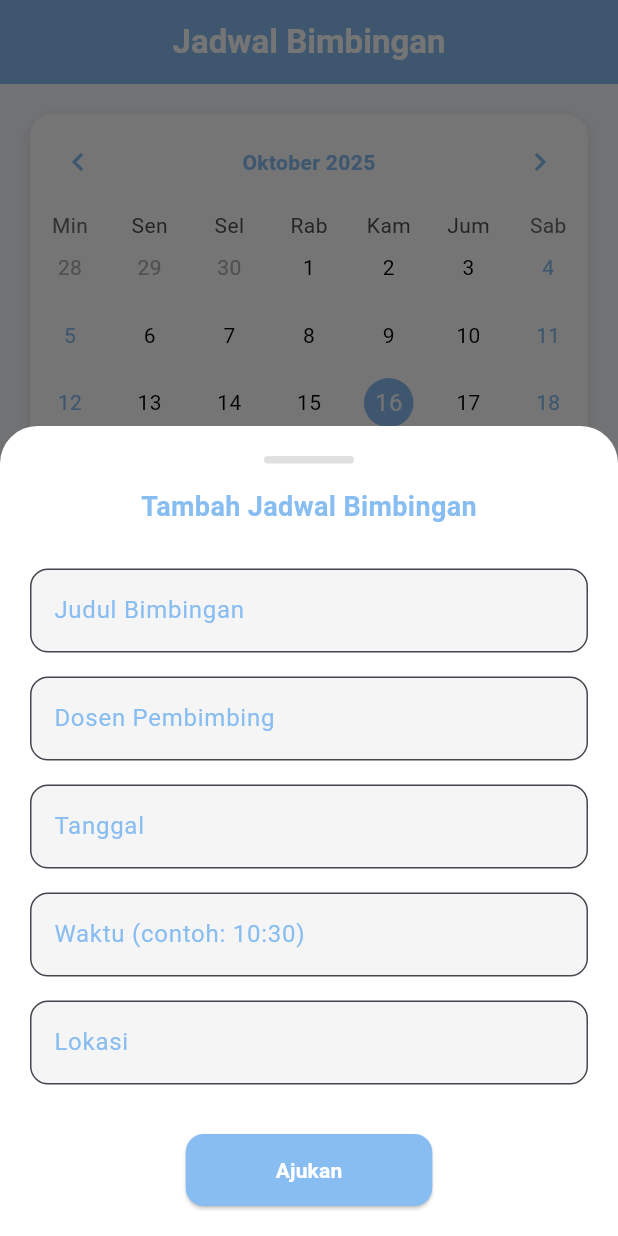
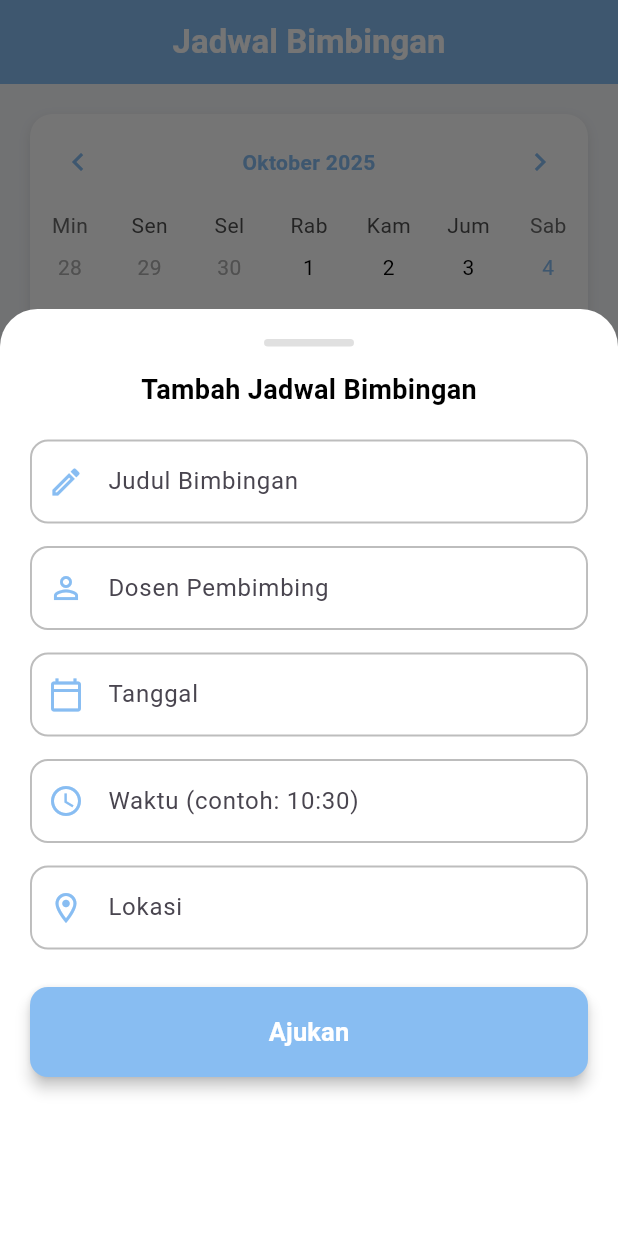
Before and after one commit to Mifrhmh-git/PBL-301-InTA-Mobile-Front-End, a Flutter app: the JadwalPage screen opened by its route, item 2 of the bottom bar chosen, after a tap on the "add" icon, on a phone screen of 412 x 824 dp. Run offline on Flutter 3.47's test engine with Material 3 defaults, Android fonts, the phone set to English and light mode, and no system bars; drawn by our look-alikes of table_calendar; our stand-ins replace get, google_fonts.

Commit message:
perbaikan modal tambah jadwal pada jadwal_page

```diff
--- a/lib/pages/jadwal_pages.dart
+++ b/lib/pages/jadwal_pages.dart
@@ -2,7 +2,6 @@ import 'package:flutter/material.dart';
 import 'package:get/get.dart';
 import 'package:table_calendar/table_calendar.dart';
 import 'package:intl/intl.dart';
-import 'package:intl/date_symbol_data_local.dart'; // ✅ untuk lokal tanggal
 import '../shared/shared.dart';
 import '../routes/app_pages.dart';
 
@@ -22,31 +21,41 @@ class _JadwalPageState extends State<JadwalPage> {
     });
   }
 
-  // === FORM CONTROLLER ===
   final TextEditingController _judulController = TextEditingController();
   final TextEditingController _dosenController = TextEditingController();
   final TextEditingController _tanggalController = TextEditingController();
   final TextEditingController _waktuController = TextEditingController();
   final TextEditingController _lokasiController = TextEditingController();
 
-  // === MODAL TAMBAH JADWAL ===
+  // === Modal Tambah Jadwal ===
   void _showTambahJadwalModal(BuildContext context) {
     showModalBottomSheet(
       context: context,
       isScrollControlled: true,
-      backgroundColor: Colors.white,
+      backgroundColor: Colors.transparent,
       shape: const RoundedRectangleBorder(
         borderRadius: BorderRadius.vertical(top: Radius.circular(25)),
       ),
       builder: (context) {
-        return Padding(
+        return DraggableScrollableSheet(
+          expand: false,
+          initialChildSize: 0.75,
+          minChildSize: 0.4,
+          maxChildSize: 0.95,
+          builder: (context, scrollController) {
+            return Container(
+              decoration: const BoxDecoration(
+                color: Colors.white,
+                borderRadius: BorderRadius.vertical(top: Radius.circular(25)),
+              ),
+              child: SingleChildScrollView(
+                controller: scrollController,
                 padding: EdgeInsets.only(
                   left: 20,
                   right: 20,
                   top: 20,
                   bottom: MediaQuery.of(context).viewInsets.bottom + 20,
                 ),
-          child: SingleChildScrollView(
                 child: Column(
                   children: [
                     Container(
@@ -58,25 +67,26 @@ class _JadwalPageState extends State<JadwalPage> {
                       ),
                     ),
                     const SizedBox(height: 16),
-                Text(
+                    const Text(
                       "Tambah Jadwal Bimbingan",
                       style: TextStyle(
-                    color: primaryColor,
+                        color: Colors.black, // 🖤 judul hitam
                         fontWeight: FontWeight.bold,
                         fontSize: 18,
                       ),
                     ),
                     const SizedBox(height: 20),
 
-                // === FORM ===
-                _buildTextField("Judul Bimbingan", _judulController),
-                _buildTextField("Dosen Pembimbing", _dosenController),
+                    // === Form Input ===
+                    _buildTextField("Judul Bimbingan", Icons.edit_outlined, _judulController),
+                    const SizedBox(height: 15),
+                    _buildTextField("Dosen Pembimbing", Icons.person_outline, _dosenController),
+                    const SizedBox(height: 15),
 
-                // === FIELD TANGGAL (PAKAI KALENDER) ===
+                    // === Field Tanggal ===
                     GestureDetector(
                       onTap: () async {
                         FocusScope.of(context).unfocus();
-
                         DateTime? pickedDate = await showDatePicker(
                           context: context,
                           initialDate: DateTime.now(),
@@ -106,27 +116,30 @@ class _JadwalPageState extends State<JadwalPage> {
                         }
                       },
                       child: AbsorbPointer(
-                    child: _buildTextField("Tanggal", _tanggalController),
+                        child: _buildTextField(
+                          "Tanggal",
+                          Icons.calendar_today_outlined,
+                          _tanggalController,
                         ),
                       ),
-
-                // === FIELD WAKTU (MANUAL INPUT) ===
-                _buildTextField("Waktu (contoh: 10:30)", _waktuController),
-
-                _buildTextField("Lokasi", _lokasiController),
-
+                    ),
+                    const SizedBox(height: 15),
+                    _buildTextField("Waktu (contoh: 10:30)", Icons.access_time, _waktuController),
+                    const SizedBox(height: 15),
+                    _buildTextField("Lokasi", Icons.location_on_outlined, _lokasiController),
                     const SizedBox(height: 25),
 
-                // === TOMBOL AJUKAN ===
-                Center(
+                    // === Tombol Ajukan ===
+                    SizedBox(
+                      width: double.infinity,
                       child: ElevatedButton(
                         style: ElevatedButton.styleFrom(
                           backgroundColor: primaryColor,
-                      padding: const EdgeInsets.symmetric(
-                          horizontal: 60, vertical: 14),
+                          padding: const EdgeInsets.symmetric(vertical: 18),
                           shape: RoundedRectangleBorder(
                             borderRadius: BorderRadius.circular(12),
                           ),
+                          elevation: 4,
                         ),
                         onPressed: () {
                           Get.back();
@@ -143,8 +156,9 @@ class _JadwalPageState extends State<JadwalPage> {
                         child: const Text(
                           "Ajukan",
                           style: TextStyle(
+                            fontSize: 17,
+                            fontWeight: FontWeight.bold,
                             color: Colors.white,
-                        fontWeight: FontWeight.bold,
                           ),
                         ),
                       ),
@@ -155,27 +169,29 @@ class _JadwalPageState extends State<JadwalPage> {
             );
           },
         );
+      },
+    );
   }
 
-  // === BUILDER TEXTFIELD ===
-  Widget _buildTextField(String label, TextEditingController controller) {
-    return Padding(
-      padding: const EdgeInsets.symmetric(vertical: 8),
-      child: TextField(
+  Widget _buildTextField(String label, IconData icon, TextEditingController controller) {
+    return TextField(
       controller: controller,
+      style: const TextStyle(color: Colors.black, fontWeight: FontWeight.w500),
       decoration: InputDecoration(
         labelText: label,
-          labelStyle: TextStyle(color: primaryColor),
+        prefixIcon: Icon(icon, color: primaryColor),
         filled: true,
-          fillColor: Colors.grey[100],
+        fillColor: Colors.white,
         border: OutlineInputBorder(
           borderRadius: BorderRadius.circular(12),
-            borderSide: BorderSide(color: primaryColor),
+        ),
+        enabledBorder: OutlineInputBorder(
+          borderRadius: BorderRadius.circular(12),
+          borderSide: BorderSide(color: Colors.grey.shade400, width: 1.3),
         ),
         focusedBorder: OutlineInputBorder(
           borderRadius: BorderRadius.circular(12),
           borderSide: BorderSide(color: primaryColor, width: 2),
-          ),
         ),
       ),
     );
@@ -363,7 +379,7 @@ class _JadwalPageState extends State<JadwalPage> {
   }
 }
 
-// === Bottom Nav Item ===
+// === Bottom Navigation Item ===
 class _BottomNavItem extends StatelessWidget {
   final IconData icon;
   final String label;
```
Lines whose indentation alone changed are shown as unchanged.
